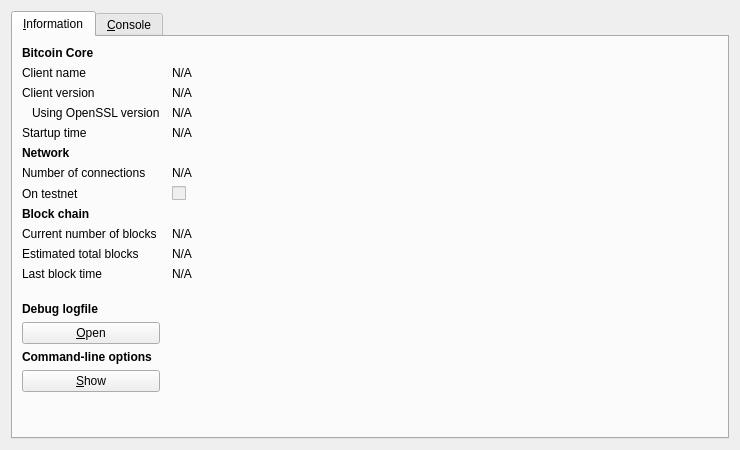
The window that src/qt/forms/rpcconsole.ui (Cannacoin-Project/Cannacoin) describes before a commit, drawn with Qt 5.
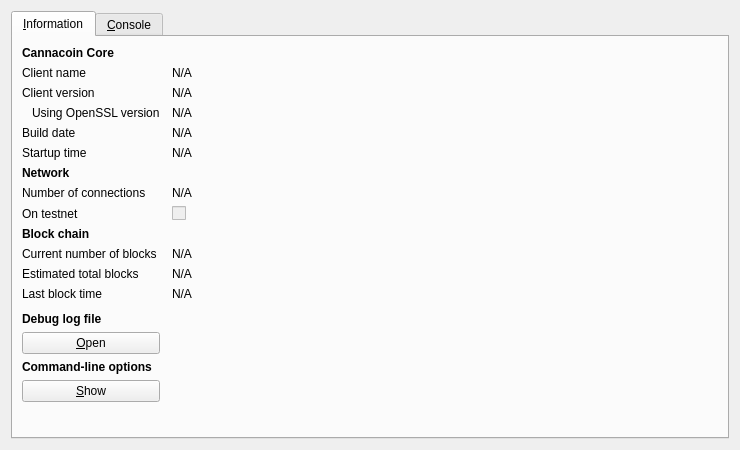
The same window after the commit. Icons and pictures are not drawn.

The edit to the form file:
```diff
--- a/src/qt/forms/rpcconsole.ui
+++ b/src/qt/forms/rpcconsole.ui
@@ -36,7 +36,7 @@
           </font>
          </property>
          <property name="text">
-          <string>Bitcoin Core</string>
+          <string>Cannacoin Core</string>
          </property>
         </widget>
        </item>
@@ -113,13 +113,36 @@
         </widget>
        </item>
        <item row="4" column="0">
+        <widget class="QLabel" name="label_12">
+         <property name="text">
+          <string>Build date</string>
+         </property>
+        </widget>
+       </item>
+       <item row="4" column="1">
+        <widget class="QLabel" name="buildDate">
+         <property name="cursor">
+          <cursorShape>IBeamCursor</cursorShape>
+         </property>
+         <property name="text">
+          <string>N/A</string>
+         </property>
+         <property name="textFormat">
+          <enum>Qt::PlainText</enum>
+         </property>
+         <property name="textInteractionFlags">
+          <set>Qt::LinksAccessibleByMouse|Qt::TextSelectableByKeyboard|Qt::TextSelectableByMouse</set>
+         </property>
+        </widget>
+       </item>
+       <item row="5" column="0">
         <widget class="QLabel" name="label_13">
          <property name="text">
           <string>Startup time</string>
          </property>
         </widget>
        </item>
-       <item row="4" column="1">
+       <item row="5" column="1">
         <widget class="QLabel" name="startupTime">
          <property name="cursor">
           <cursorShape>IBeamCursor</cursorShape>
@@ -135,7 +158,7 @@
          </property>
         </widget>
        </item>
-       <item row="5" column="0">
+       <item row="6" column="0">
         <widget class="QLabel" name="label_11">
          <property name="font">
           <font>
@@ -148,14 +171,14 @@
          </property>
         </widget>
        </item>
-       <item row="6" column="0">
+       <item row="7" column="0">
         <widget class="QLabel" name="label_7">
          <property name="text">
           <string>Number of connections</string>
          </property>
         </widget>
        </item>
-       <item row="6" column="1">
+       <item row="7" column="1">
         <widget class="QLabel" name="numberOfConnections">
          <property name="cursor">
           <cursorShape>IBeamCursor</cursorShape>
@@ -171,14 +194,14 @@
          </property>
         </widget>
        </item>
-       <item row="7" column="0">
+       <item row="8" column="0">
         <widget class="QLabel" name="label_8">
          <property name="text">
           <string>On testnet</string>
          </property>
         </widget>
        </item>
-       <item row="7" column="1">
+       <item row="8" column="1">
         <widget class="QCheckBox" name="isTestNet">
          <property name="enabled">
           <bool>false</bool>
@@ -188,7 +211,7 @@
          </property>
         </widget>
        </item>
-       <item row="8" column="0">
+       <item row="9" column="0">
         <widget class="QLabel" name="label_10">
          <property name="font">
           <font>
@@ -201,14 +224,14 @@
          </property>
         </widget>
        </item>
-       <item row="9" column="0">
+       <item row="10" column="0">
         <widget class="QLabel" name="label_3">
          <property name="text">
           <string>Current number of blocks</string>
          </property>
         </widget>
        </item>
-       <item row="9" column="1">
+       <item row="10" column="1">
         <widget class="QLabel" name="numberOfBlocks">
          <property name="cursor">
           <cursorShape>IBeamCursor</cursorShape>
@@ -224,14 +247,14 @@
          </property>
         </widget>
        </item>
-       <item row="10" column="0">
+       <item row="11" column="0">
         <widget class="QLabel" name="label_4">
          <property name="text">
           <string>Estimated total blocks</string>
          </property>
         </widget>
        </item>
-       <item row="10" column="1">
+       <item row="11" column="1">
         <widget class="QLabel" name="totalBlocks">
          <property name="cursor">
           <cursorShape>IBeamCursor</cursorShape>
@@ -247,14 +270,14 @@
          </property>
         </widget>
        </item>
-       <item row="11" column="0">
+       <item row="12" column="0">
         <widget class="QLabel" name="label_2">
          <property name="text">
           <string>Last block time</string>
          </property>
         </widget>
        </item>
-       <item row="11" column="1">
+       <item row="12" column="1">
         <widget class="QLabel" name="lastBlockTime">
          <property name="cursor">
           <cursorShape>IBeamCursor</cursorShape>
@@ -270,7 +293,7 @@
          </property>
         </widget>
        </item>
-       <item row="12" column="0">
+       <item row="13" column="0">
         <spacer name="verticalSpacer_2">
          <property name="orientation">
           <enum>Qt::Vertical</enum>
@@ -283,20 +306,20 @@
          </property>
         </spacer>
        </item>
-       <item row="13" column="0">
-        <widget class="QLabel" name="labelDebugLogfile">
-         <property name="font">
-          <font>
-           <weight>75</weight>
-           <bold>true</bold>
-          </font>
-         </property>
-         <property name="text">
-          <string>Debug logfile</string>
-         </property>
-        </widget>
-       </item>
        <item row="14" column="0">
+        <widget class="QLabel" name="labelDebugLogfile">
+         <property name="font">
+          <font>
+           <weight>75</weight>
+           <bold>true</bold>
+          </font>
+         </property>
+         <property name="text">
+          <string>Debug log file</string>
+         </property>
+        </widget>
+       </item>
+       <item row="15" column="0">
         <widget class="QPushButton" name="openDebugLogfileButton">
          <property name="toolTip">
           <string>Open the CannaCoin debug logfile from the current data directory. This can take a few seconds for large logfiles.</string>
```
Left out of the diff: 6 changed lines with no effect on the pictures.
